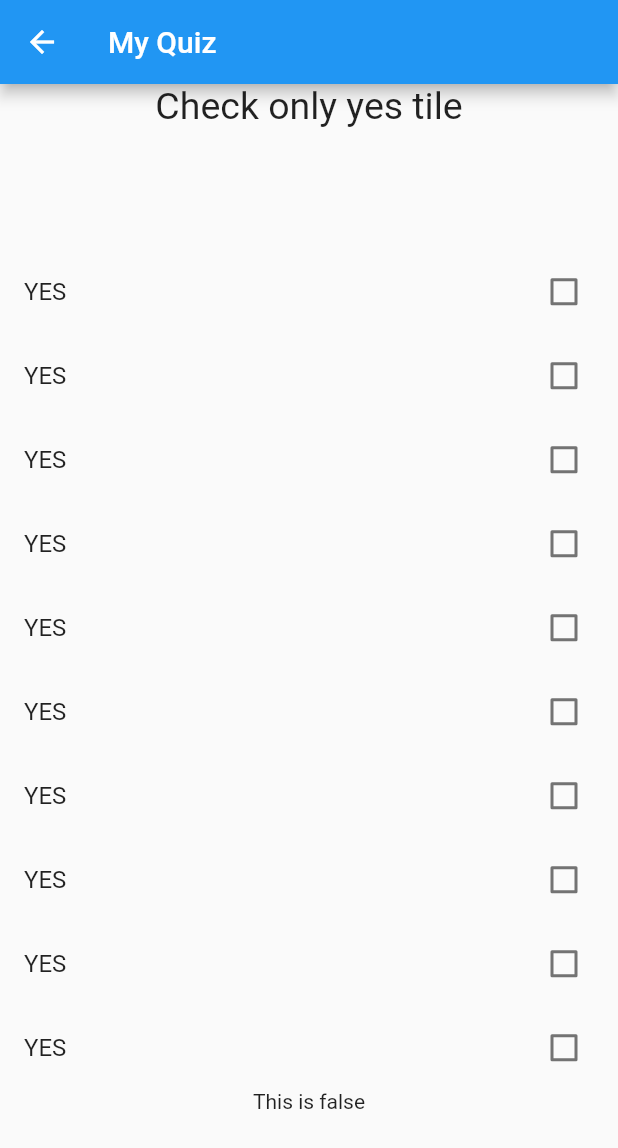
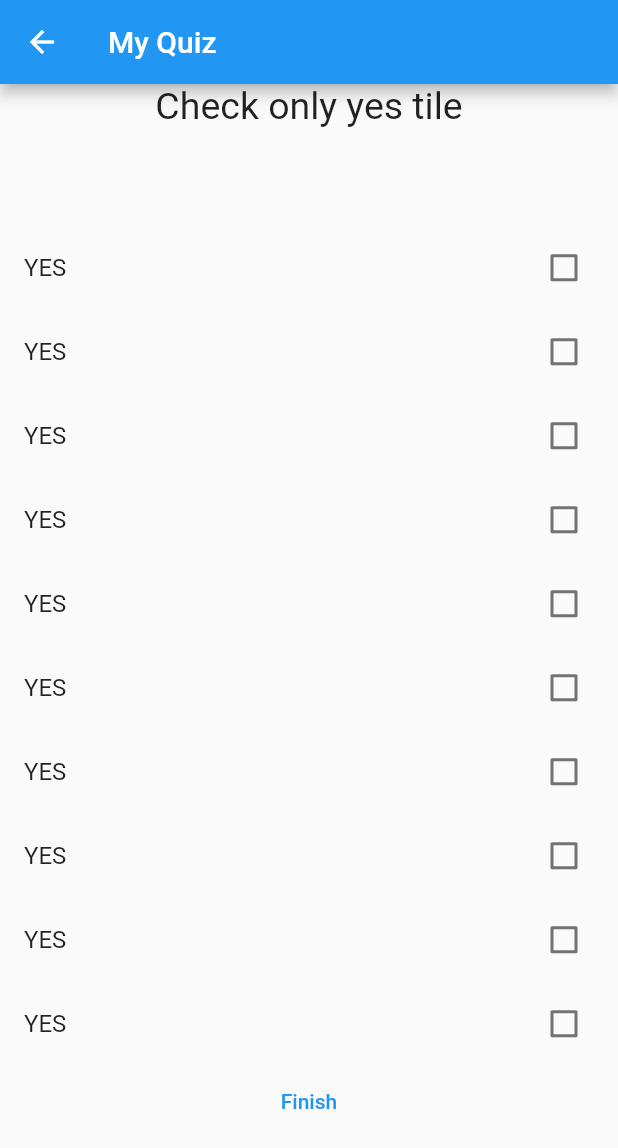
Before and after one commit to paulocf92/flutter-zero-to-hero, a Flutter app: the QuizPage screen opened directly, after a tap on "Red", on a phone screen of 412 x 824 dp. Shown: the top 1148 px of the screen. Run offline on Flutter 3.47's test engine with Material 2 defaults, Android fonts, the phone set to English and light mode, and no system bars.

Commit message:
chore: complete the second quiz

```diff
--- a/creativity_app/lib/quiz_page.dart
+++ b/creativity_app/lib/quiz_page.dart
@@ -62,7 +62,8 @@ class _QuizPageState extends State<QuizPage> {
                 ],
               ),
             )
-          : SizedBox(
+          : currentPage == 1
+              ? SizedBox(
                   width: double.infinity,
                   child: Column(
                     crossAxisAlignment: CrossAxisAlignment.center,
@@ -91,9 +92,25 @@ class _QuizPageState extends State<QuizPage> {
                           );
                         },
                       ),
-                  Text(matched ? 'This is RIGHT' : 'This is false'),
+                      TextButton(
+                        onPressed: () {
+                          setState(() {
+                            if (matched) {
+                              score++;
+                            }
+                            currentPage++;
+                          });
+                        },
+                        child: const Text('Finish'),
+                      ),
                       const Spacer(),
                     ],
+                  ),
+                )
+              : Center(
+                  child: Text(
+                    'Score: $score',
+                    style: const TextStyle(fontSize: 30),
                   ),
                 ),
     );
```
Lines whose indentation alone changed are shown as unchanged.
